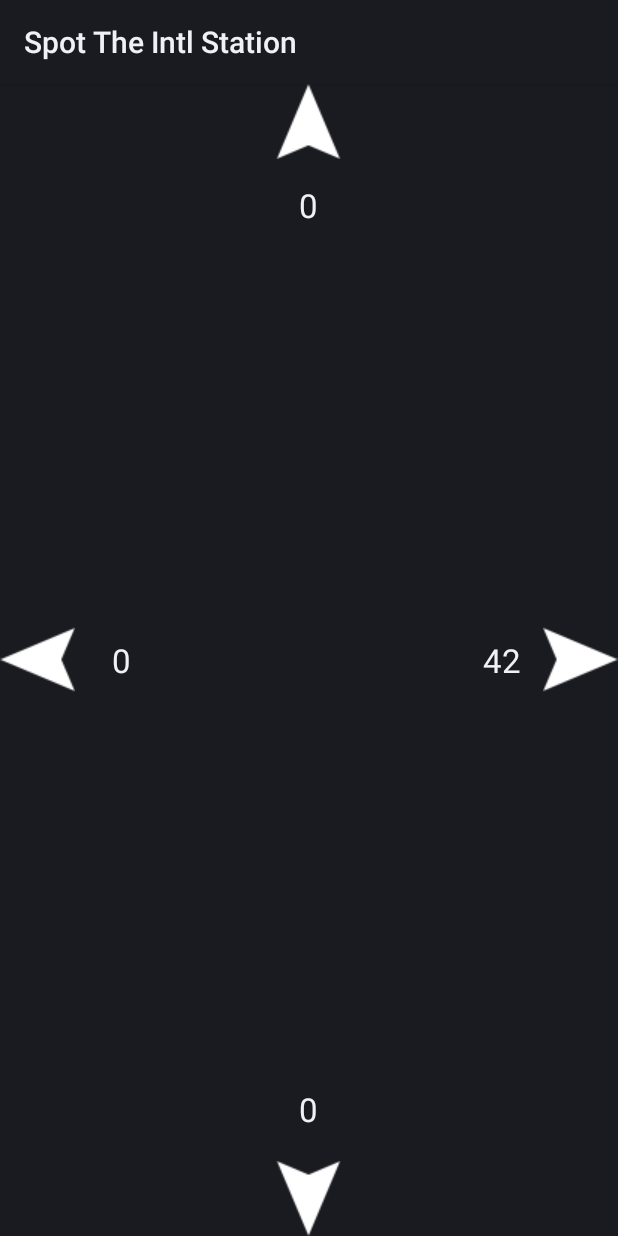
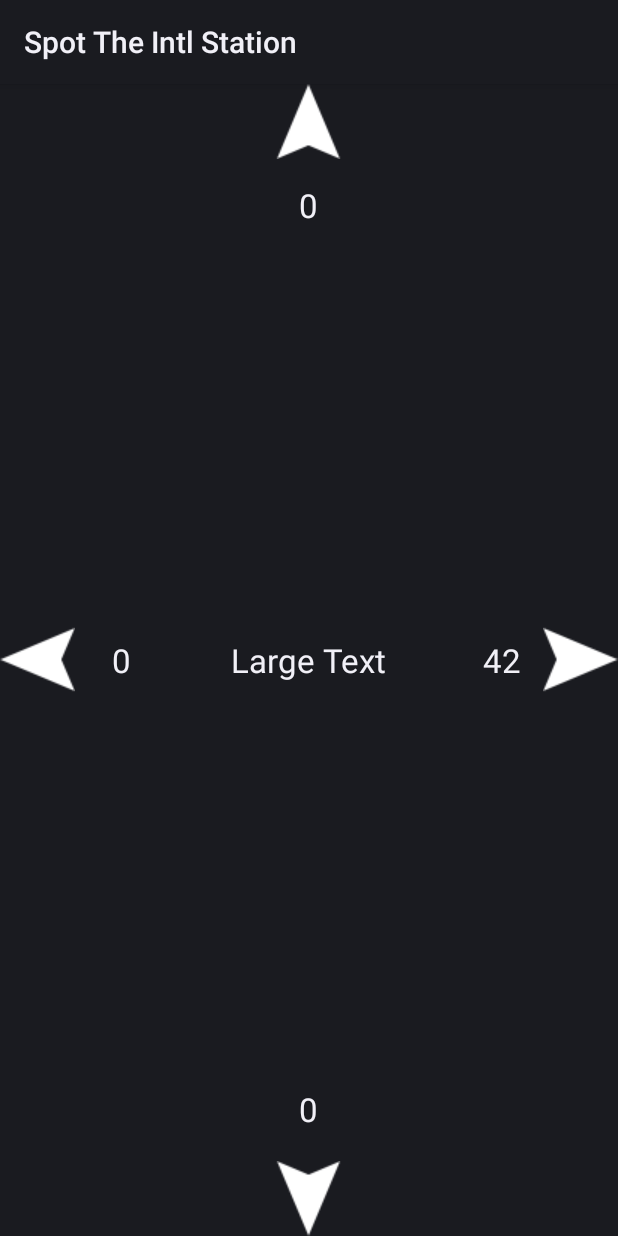
Before and after one commit to samheather/SpotTheStation, an Android app: the MainActivity screen opened directly, with no data from a screen before it, on a phone screen of 412 x 824 dp. Run offline under Robolectric (Android 15) with nearby library versions, the light colour scheme and no system bars; libraries missing offline, so code that uses them is left out: com.google.android.glass.

Commit message:
Adding first version of updating UI

```diff
--- a/app/app/src/main/java/com/example/alessio/spotthestation/MainActivity.java
+++ b/app/app/src/main/java/com/example/alessio/spotthestation/MainActivity.java
@@ -59,6 +59,7 @@ public class MainActivity extends Activity implements LocationListener {
 
     private static double ISSLongitude = 0;
     private static double ISSLatitude = 0;
+    private static long ISSNextTime = 0;
 
     @Override
     protected void onCreate(Bundle bundle) {
@@ -70,6 +71,8 @@ public class MainActivity extends Activity implements LocationListener {
         leftText.setText("42");
 
         new RequestIISLocation().execute("http://api.open-notify.org/iss-now.json");
+
+        new RequestIISTime().execute("http://api.open-notify.org/iss-pass.json?lat=50&lon=0.1");
 
         // Subscribe to the location service - from now on Longitude and Latitude doubles above will
         // be updated when users location changes significantly.
@@ -127,6 +130,19 @@ public class MainActivity extends Activity implements LocationListener {
         super.onPause();
     }
 
+    private void refreshUI() {
+        System.out.println("Refreshing the UI");
+
+        // TODO: Remove updating the current IIS time for every UI update
+        new RequestIISTime().execute("http://api.open-notify.org/iss-pass.json?lat=50&lon=0.1");
+
+        TextView timeText = (TextView)findViewById(R.id.timeTillVisible);
+        long unixTime = System.currentTimeMillis() / 1000L;
+        long timeToShow = ISSNextTime - unixTime;
+
+        timeText.setText(String.valueOf(timeToShow));
+    }
+
     /**
      * Builds a Glass styled "Hello World!" view using the {@link Card} class.
      */
@@ -141,8 +157,9 @@ public class MainActivity extends Activity implements LocationListener {
 
     public Location getLocation() {
         try {
-//            locationManager = (LocationManager) mContext
-//                    .getSystemService(LOCATION_SERVICE);
+            locationManager = (LocationManager)getSystemService(LOCATION_SERVICE);
+
+//            (LocationManager)getSystemService(Context.LOCATION_SERVICE);
 
             // getting GPS status
             boolean isGPSEnabled = locationManager
@@ -207,6 +224,9 @@ public class MainActivity extends Activity implements LocationListener {
         System.out.println("Lat: " + latitude + ", Longitude: " + longitude);
 
         System.out.println(updateElevation(longitude, latitude, 165, 15).getDegsHeading());
+
+        // Refresh GUI
+        refreshUI();
     }
 
     @Override
@@ -259,4 +279,12 @@ public class MainActivity extends Activity implements LocationListener {
     public static void setISSLatitude(double ISSLatitude) {
         MainActivity.ISSLatitude = ISSLatitude;
     }
+
+    public static long getISSNextTime() {
+        return MainActivity.ISSNextTime;
+    }
+
+    public static void setISSNextTime(long newNextTime) {
+        MainActivity.ISSNextTime = newNextTime;
+    }
 }
--- /dev/null
+++ b/app/app/src/main/java/com/example/alessio/spotthestation/RequestIISTime.java
@@ -0,0 +1,61 @@
+package com.example.alessio.spotthestation;
+
+import android.os.AsyncTask;
+import org.apache.http.HttpResponse;
+import org.apache.http.HttpStatus;
+import org.apache.http.StatusLine;
+import org.apache.http.client.HttpClient;
+import org.apache.http.client.methods.HttpGet;
+import org.apache.http.impl.client.DefaultHttpClient;
+import org.json.JSONObject;
+
+import java.io.ByteArrayOutputStream;
+import java.io.IOException;
+
+/**
+ * Created by Samuel on 19/07/2014.
+ */
+public class RequestIISTime extends AsyncTask<String, String, String> {
+
+    @Override
+    protected String doInBackground(String... uri) {
+        HttpClient httpclient = new DefaultHttpClient();
+        HttpResponse response;
+        String responseString = null;
+        try {
+            response = httpclient.execute(new HttpGet(uri[0]));
+            StatusLine statusLine = response.getStatusLine();
+            if(statusLine.getStatusCode() == HttpStatus.SC_OK){
+                ByteArrayOutputStream out = new ByteArrayOutputStream();
+                response.getEntity().writeTo(out);
+                out.close();
+                responseString = out.toString();
+            } else{
+                //Closes the connection.
+                response.getEntity().getContent().close();
+                throw new IOException(statusLine.getReasonPhrase());
+            }
+        } catch (Exception e) {
+            //TODO Handle problems..
+        }
+        return responseString;
+    }
+
+    @Override
+    protected void onPostExecute(String result) {
+        super.onPostExecute(result);
+        System.out.println(result);
+        long nextIISTime = 0;
+        try {
+            JSONObject jObject = new JSONObject(result);
+            nextIISTime = jObject.getJSONArray("response").getJSONObject(0).getLong("risetime");
+//            iisLongitude = jObject.getJSONObject("iss_position").getDouble("longitude");
+//            iisLatitude = jObject.getJSONObject("iss_position").getDouble("latitude");
+        }
+        catch (Exception e) {
+            e.printStackTrace();
+        }
+        System.out.println("IIS time: " + nextIISTime);
+        MainActivity.setISSNextTime(nextIISTime);
+    }
+}
--- a/app/app/src/main/res/layout/station.xml
+++ b/app/app/src/main/res/layout/station.xml
@@ -121,4 +121,12 @@
         android:layout_gravity="center_horizontal|top"
         android:gravity="bottom" />
 
+    <TextView
+        android:layout_width="wrap_content"
+        android:layout_height="wrap_content"
+        android:textAppearance="?android:attr/textAppearanceLarge"
+        android:text="Large Text"
+        android:id="@+id/timeTillVisible"
+        android:layout_gravity="center" />
+
 </FrameLayout>
```
